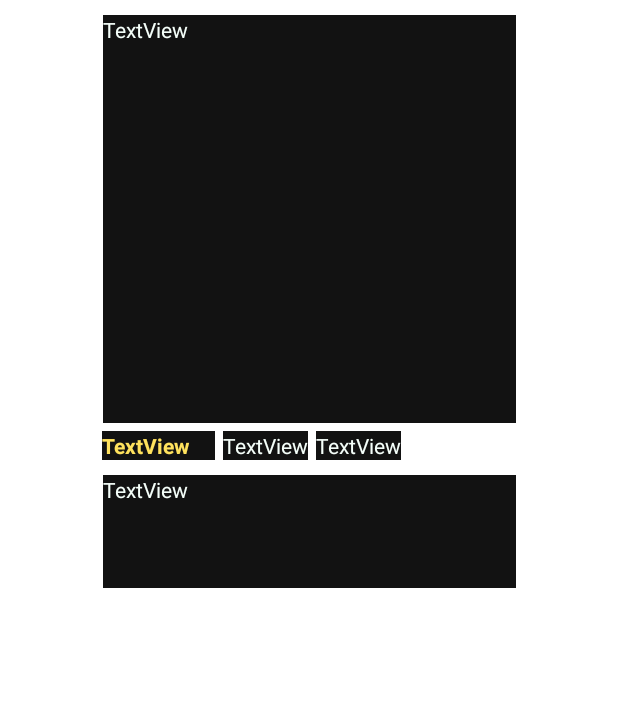
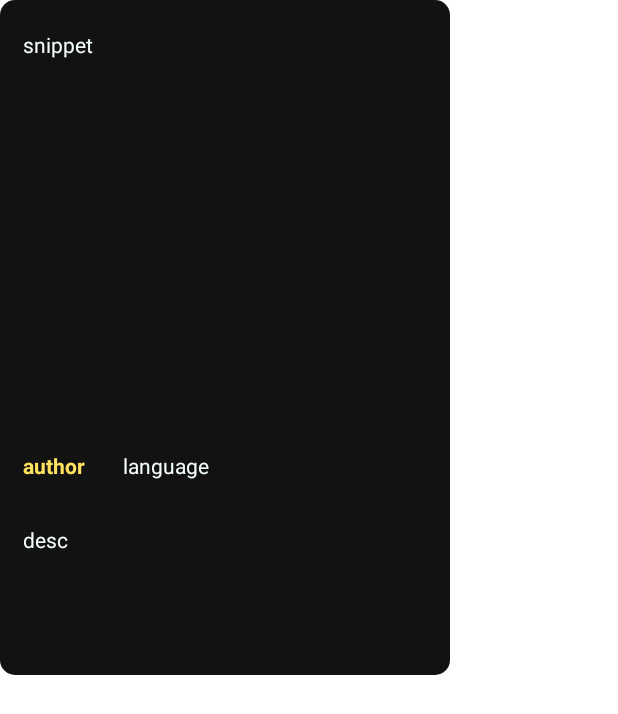
Before and after one commit to http-samc/CodeSwipe, an Android app: the layout post_view.xml on its own in the app's theme, with its tools: preview values and no code run, on a phone screen of 412 x 824 dp. Shown: the top 714 px of the screen. Run offline under Robolectric (Android 15) with nearby library versions, the phone set to English and light mode, and no system bars.

Commit message:
good looking swipe activity

```diff
--- a/android/app/src/main/java/dev/smrth/www/codeswipe/PostsAdapter.java
+++ b/android/app/src/main/java/dev/smrth/www/codeswipe/PostsAdapter.java
@@ -18,14 +18,13 @@ public class PostsAdapter extends RecyclerView.Adapter<PostsAdapter.ViewHolder>
 
     public static class ViewHolder extends RecyclerView.ViewHolder {
 
-        TextView snippet, desc, lang, date, author;
+        TextView snippet, desc, lang, author;
 
         public ViewHolder(View view) {
             super(view);
 
             snippet = view.findViewById(R.id.postSnippet);
             desc = view.findViewById(R.id.postDesc);
-            date = view.findViewById(R.id.postDate);
             lang = view.findViewById(R.id.postLang);
             author = view.findViewById(R.id.postAuthor);
 
@@ -53,7 +52,6 @@ public class PostsAdapter extends RecyclerView.Adapter<PostsAdapter.ViewHolder>
         v.author.setText(doc.get("author").toString());
         v.snippet.setText(doc.get("snippet").toString());
         v.desc.setText(doc.get("description").toString());
-        v.date.setText(doc.get("timestamp").toString());
         v.lang.setText(doc.get("language").toString());
 
     }
--- a/android/app/src/main/res/layout/activity_home.xml
+++ b/android/app/src/main/res/layout/activity_home.xml
@@ -44,8 +44,8 @@
     <com.yuyakaido.android.cardstackview.CardStackView
         android:id="@+id/postsView"
         android:layout_width="300dp"
-        android:layout_height="400dp"
-        android:background="@color/onBackground"
+        android:layout_height="450dp"
+        android:background="@drawable/rounded_borders"
         app:layout_constraintBottom_toTopOf="@+id/actionBar"
         app:layout_constraintEnd_toEndOf="parent"
         app:layout_constraintHorizontal_bias="0.5"
--- a/android/app/src/main/res/layout/activity_post.xml
+++ b/android/app/src/main/res/layout/activity_post.xml
@@ -43,7 +43,7 @@
             android:layout_gravity="center"
             android:layout_marginHorizontal="15dp"
             android:layout_marginTop="20dp"
-            android:background="@drawable/edit_text"
+            android:background="@drawable/rounded_borders"
             android:ems="10"
             android:fontFamily="monospace"
             android:gravity="start"
@@ -61,7 +61,7 @@
             android:layout_gravity="center"
             android:layout_marginHorizontal="15dp"
             android:layout_marginTop="20dp"
-            android:background="@drawable/edit_text"
+            android:background="@drawable/rounded_borders"
             android:ems="10"
             android:fontFamily="@font/montserrat"
             android:gravity="start"
@@ -78,7 +78,7 @@
             android:layout_gravity="center"
             android:layout_marginHorizontal="15dp"
             android:layout_marginTop="20dp"
-            android:background="@drawable/edit_text"
+            android:background="@drawable/rounded_borders"
             android:ems="10"
             android:fontFamily="@font/montserrat"
             android:gravity="start"
--- a/android/app/src/main/res/layout/post_view.xml
+++ b/android/app/src/main/res/layout/post_view.xml
@@ -2,33 +2,33 @@
 <androidx.constraintlayout.widget.ConstraintLayout xmlns:android="http://schemas.android.com/apk/res/android"
     xmlns:app="http://schemas.android.com/apk/res-auto"
     xmlns:tools="http://schemas.android.com/tools"
-    android:layout_width="match_parent"
-    android:layout_height="match_parent">
+    android:layout_width="300dp"
+    android:layout_height="450dp"
+    android:background="@drawable/rounded_borders">
 
     <TextView
         android:id="@+id/postSnippet"
-        android:layout_width="275dp"
-        android:layout_height="272dp"
+        android:layout_width="300dp"
+        android:layout_height="275dp"
+        android:layout_marginStart="5dp"
         android:layout_marginTop="10dp"
-        android:background="@color/onBackground"
         android:inputType="textMultiLine"
-        android:text="TextView"
+        android:padding="10dp"
+        android:text="snippet"
         android:textColor="@color/regularText"
-        app:layout_constraintEnd_toEndOf="parent"
-        app:layout_constraintHorizontal_bias="0.5"
         app:layout_constraintStart_toStartOf="parent"
         app:layout_constraintTop_toTopOf="parent" />
 
     <TextView
         android:id="@+id/postDesc"
-        android:layout_width="275dp"
-        android:layout_height="75dp"
+        android:layout_width="300dp"
+        android:layout_height="115dp"
+        android:layout_marginStart="5dp"
         android:layout_marginTop="10dp"
-        android:background="@color/onBackground"
         android:inputType="textMultiLine"
-        android:text="TextView"
+        android:padding="10dp"
+        android:text="desc"
         android:textColor="@color/regularText"
-        app:layout_constraintEnd_toEndOf="parent"
         app:layout_constraintStart_toStartOf="parent"
         app:layout_constraintTop_toBottomOf="@+id/postAuthor" />
 
@@ -36,26 +36,15 @@
         android:id="@+id/postAuthor"
         android:layout_width="wrap_content"
         android:layout_height="wrap_content"
-        android:layout_marginStart="68dp"
+        android:layout_marginStart="5dp"
         android:layout_marginTop="5dp"
-        android:width="75dp"
-        android:background="@color/onBackground"
-        android:text="TextView"
+        android:padding="10dp"
+        android:text="author"
         android:textColor="@color/subtitle"
         android:textStyle="bold"
+        app:layout_constraintEnd_toStartOf="@+id/postLang"
+        app:layout_constraintHorizontal_bias="0.5"
         app:layout_constraintStart_toStartOf="parent"
-        app:layout_constraintTop_toBottomOf="@+id/postSnippet" />
-
-    <TextView
-        android:id="@+id/postDate"
-        android:layout_width="wrap_content"
-        android:layout_height="wrap_content"
-        android:layout_marginStart="5dp"
-        android:layout_marginTop="5dp"
-        android:background="@color/onBackground"
-        android:text="TextView"
-        android:textColor="@color/regularText"
-        app:layout_constraintStart_toEndOf="@+id/postAuthor"
         app:layout_constraintTop_toBottomOf="@+id/postSnippet" />
 
     <TextView
@@ -65,9 +54,10 @@
         android:layout_marginStart="5dp"
         android:layout_marginTop="5dp"
         android:background="@color/onBackground"
-        android:text="TextView"
+        android:padding="10dp"
+        android:text="language"
         android:textColor="@color/regularText"
-        app:layout_constraintStart_toEndOf="@+id/postDate"
+        app:layout_constraintStart_toEndOf="@+id/postAuthor"
         app:layout_constraintTop_toBottomOf="@+id/postSnippet" />
 
 </androidx.constraintlayout.widget.ConstraintLayout>
```
Also changed, not shown: android/app/src/main/java/dev/smrth/www/codeswipe/HomeActivity.java (+19 -1 lines), android/app/src/main/res/drawable/rounded_borders.xml (renamed from android/app/src/main/res/drawable/edit_text.xml).
